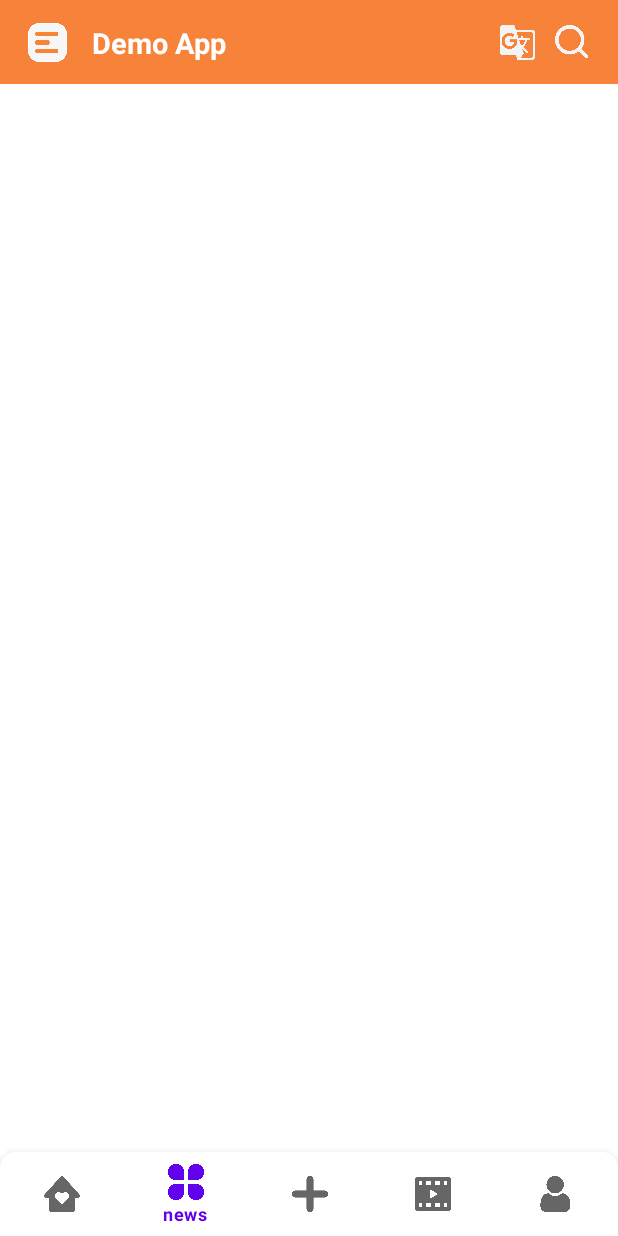
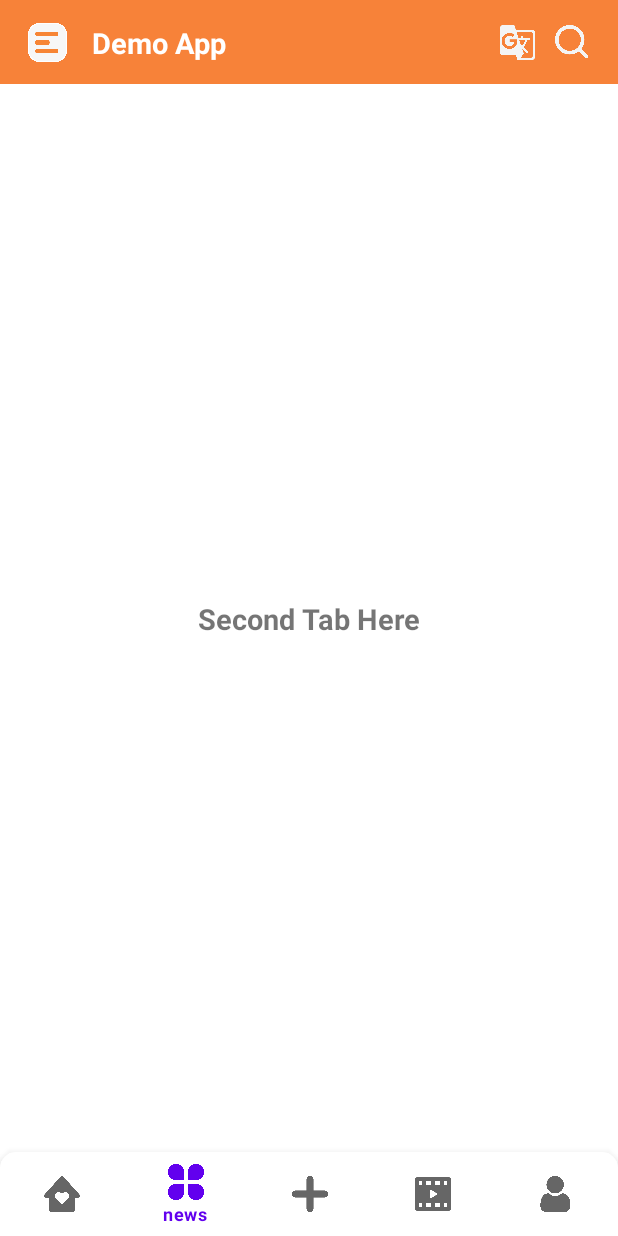
Before and after one commit to ShwetaChauhan18/DemoInstagramList, an Android app: the screen it shows after launch (SampleActivity), item 2 of the bottom bar chosen, on a phone screen of 412 x 824 dp. Run offline under Robolectric (Android 15) with nearby library versions, the phone set to English and light mode, and no system bars; our stand-ins replace Dagger/Hilt's generated code, Timber, data binding, navigation-ui, sdp/ssp sizes; libraries missing offline, so code that uses them is left out: com.microsoft.appcenter; 1 statement that could not run was skipped.

Commit message:
✨ init demo

```diff
--- a/app/src/main/java/com/shweta/app/base/BaseRecyclerAdapter.kt
+++ b/app/src/main/java/com/shweta/app/base/BaseRecyclerAdapter.kt
@@ -96,7 +96,7 @@ abstract class BaseRecyclerAdapter<T> : RecyclerView.Adapter<BaseRecyclerAdapter
          */
         fun bind(data: T) {
             viewDataBinding.setVariable(BR.data, data)
-            viewDataBinding.setVariable(BR.clickHandler, this)
+            //viewDataBinding.setVariable(BR.clickHandler, this)
             setDataForListItem(viewDataBinding, data)
             setDataForListItemWithPosition(viewDataBinding, data, adapterPosition)
             viewDataBinding.executePendingBindings()
--- a/app/src/main/java/com/shweta/app/data/repository/PostRepository.kt
+++ b/app/src/main/java/com/shweta/app/data/repository/PostRepository.kt
@@ -16,8 +16,6 @@
 package com.shweta.app.data.repository
 
 import com.shweta.app.data.remote.ApiService
-import com.shweta.app.model.data.User
-import com.shweta.app.model.response.PostResponse
 import com.shweta.app.model.response.PostResponseItem
 import com.shweta.app.utils.extension.response
 import java.util.ArrayList
@@ -25,9 +23,7 @@ import javax.inject.Inject
 import javax.inject.Singleton
 
 interface PostRepository {
-    /**
-     * Loads [List] of [User]
-     */
+
     suspend fun loadData(): ArrayList<PostResponseItem>
 }
 
--- a/app/src/main/java/com/shweta/app/model/response/PostResponse.kt
+++ b/app/src/main/java/com/shweta/app/model/response/PostResponse.kt
@@ -16,7 +16,6 @@
 package com.shweta.app.model.response
 
 import com.google.gson.annotations.SerializedName
-import com.shweta.app.model.data.User
 
 class PostResponse : ArrayList<PostResponseItem>()
 
--- a/app/src/main/java/com/shweta/app/ui/activity/SampleActivity.kt
+++ b/app/src/main/java/com/shweta/app/ui/activity/SampleActivity.kt
@@ -1,21 +1,10 @@
-/*
-* Copyright 2021 DemoInstragram
-*
-* Licensed under the Apache License, Version 2.0 (the "License");
-* you may not use this file except in compliance with the License.
-* You may obtain a copy of the License at
-*
-*     http://www.apache.org/licenses/LICENSE-2.0
-*
-* Unless required by applicable law or agreed to in writing, software
-* distributed under the License is distributed on an "AS IS" BASIS,
-* WITHOUT WARRANTIES OR CONDITIONS OF ANY KIND, either express or implied.
-* See the License for the specific language governing permissions and
-* limitations under the License.
-*/
 package com.shweta.app.ui.activity
 
 import androidx.activity.viewModels
+import androidx.navigation.NavController
+import androidx.navigation.fragment.NavHostFragment
+import androidx.navigation.ui.setupWithNavController
+import com.google.android.material.bottomnavigation.BottomNavigationView
 import com.shweta.app.R
 import com.shweta.app.base.BaseAppCompatActivity
 import com.shweta.app.databinding.ActivitySampleBinding
@@ -30,9 +19,18 @@ class SampleActivity : BaseAppCompatActivity<ActivitySampleBinding, SampleViewMo
 
     override fun initialize() {
         super.initialize()
+        val navHostFragment =
+            supportFragmentManager.findFragmentById(R.id.my_nav_host_fragment) as NavHostFragment
+        val navController = navHostFragment.navController
+        setupBottomNavMenu(navController)
     }
 
     override fun initializeObservers(viewModel: SampleViewModel) {
         super.initializeObservers(viewModel)
     }
+
+    private fun setupBottomNavMenu(navController: NavController) {
+        val bottomNav = findViewById<BottomNavigationView>(R.id.bottom_navigation)
+        bottomNav?.setupWithNavController(navController)
+    }
 }
--- a/app/src/main/java/com/shweta/app/ui/adapter/PostAdapter.kt
+++ b/app/src/main/java/com/shweta/app/ui/adapter/PostAdapter.kt
@@ -18,7 +18,6 @@ package com.shweta.app.ui.adapter
 import android.view.View
 import com.shweta.app.R
 import com.shweta.app.base.BaseRecyclerAdapter
-import com.shweta.app.model.data.User
 import com.shweta.app.model.response.PostResponseItem
 
 class PostAdapter : BaseRecyclerAdapter<PostResponseItem>() {
--- a/app/src/main/java/com/shweta/app/ui/activity/fragment/HomeFragment.kt
+++ b/app/src/main/java/com/shweta/app/ui/fragment/HomeFragment.kt
@@ -1,4 +1,4 @@
-package com.shweta.app.ui.activity.fragment
+package com.shweta.app.ui.fragment
 
 import androidx.fragment.app.viewModels
 import com.shweta.app.R
--- /dev/null
+++ b/app/src/main/java/com/shweta/app/ui/fragment/NewsFragment.kt
@@ -0,0 +1,14 @@
+package com.shweta.app.ui.fragment
+
+import androidx.fragment.app.viewModels
+import com.shweta.app.R
+import com.shweta.app.base.BaseFragment
+import com.shweta.app.databinding.FragmentNewsBinding
+import com.shweta.app.viewmodel.NewsViewModel
+
+class NewsFragment : BaseFragment<FragmentNewsBinding, NewsViewModel>() {
+
+    override val viewModel: NewsViewModel by viewModels()
+
+    override fun getLayoutResId(): Int = R.layout.fragment_news
+}
--- /dev/null
+++ b/app/src/main/java/com/shweta/app/viewmodel/NewsViewModel.kt
@@ -0,0 +1,9 @@
+package com.shweta.app.viewmodel
+
+import com.shweta.app.base.BaseViewModel
+import dagger.hilt.android.lifecycle.HiltViewModel
+import javax.inject.Inject
+
+@HiltViewModel
+class NewsViewModel @Inject constructor() : BaseViewModel() {
+}
--- /dev/null
+++ b/app/src/main/res/layout/fragment_news.xml
@@ -0,0 +1,26 @@
+<?xml version="1.0" encoding="utf-8"?>
+<layout xmlns:android="http://schemas.android.com/apk/res/android"
+    xmlns:app="http://schemas.android.com/apk/res-auto">
+
+    <data>
+
+    </data>
+
+    <androidx.constraintlayout.widget.ConstraintLayout
+        android:layout_width="match_parent"
+        android:layout_height="match_parent">
+
+        <androidx.appcompat.widget.AppCompatTextView
+            android:layout_width="0dp"
+            android:layout_height="wrap_content"
+            android:gravity="center"
+            android:text="@string/second_tab_here"
+            android:textSize="@dimen/_15ssp"
+            android:textStyle="bold"
+            app:layout_constraintBottom_toBottomOf="parent"
+            app:layout_constraintEnd_toEndOf="parent"
+            app:layout_constraintStart_toStartOf="parent"
+            app:layout_constraintTop_toTopOf="parent" />
+
+    </androidx.constraintlayout.widget.ConstraintLayout>
+</layout>
--- a/app/src/main/res/layout/layout_toolbar_action.xml
+++ b/app/src/main/res/layout/layout_toolbar_action.xml
@@ -1,6 +1,4 @@
-<?xml version="1.0" encoding="utf-8"?><!--
-  ~ Copyright (c) 2020. Simform Solutions Pvt. Ltd.
-  -->
+<?xml version="1.0" encoding="utf-8"?>
 
 <layout xmlns:android="http://schemas.android.com/apk/res/android"
     xmlns:app="http://schemas.android.com/apk/res-auto"
--- a/app/src/main/res/navigation/navigation_graph.xml
+++ b/app/src/main/res/navigation/navigation_graph.xml
@@ -5,8 +5,18 @@
 
     <fragment
         android:id="@+id/home_dest"
-        android:name="com.shweta.app.ui.activity.fragment.HomeFragment"
+        android:name="com.shweta.app.ui.fragment.HomeFragment"
         android:label="@string/home"
-        tools:layout="@layout/fragment_home" />
+        tools:layout="@layout/fragment_home">
+        <action
+            android:id="@+id/action_home_dest_to_news_dest"
+            app:destination="@id/news_dest" />
+    </fragment>
+
+    <fragment
+        android:id="@+id/news_dest"
+        android:name="com.shweta.app.ui.fragment.NewsFragment"
+        android:label="@string/news"
+        tools:layout="@layout/fragment_news" />
 
 </navigation>
--- a/app/src/main/res/values/strings.xml
+++ b/app/src/main/res/values/strings.xml
@@ -6,4 +6,5 @@
     <string name="add">add</string>
     <string name="record">record</string>
     <string name="user">user</string>
+    <string name="second_tab_here">Second Tab Here</string>
 </resources>
```
Also changed, not shown: app/src/main/java/com/shweta/app/model/data/User.kt (deleted, +0 -117 lines).
